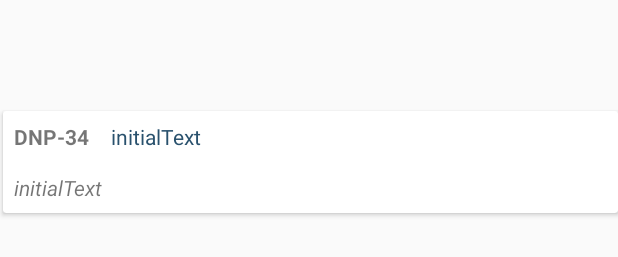
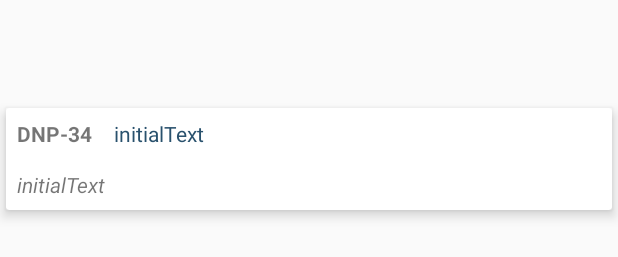
Before and after one commit to MgCoders/boro, an Android app: the layout issue_item.xml on its own in the app's theme, with its tools: preview values and no code run, on a phone screen of 412 x 824 dp. Shown: the part 459-716 px from the top of the screen. Run offline under Robolectric (Android 15) with nearby library versions, the phone set to English and light mode, and no system bars.

Commit message:
Click Issue

```diff
--- a/app/build.gradle
+++ b/app/build.gradle
@@ -16,6 +16,9 @@ android {
             minifyEnabled false
             proguardFiles getDefaultProguardFile('proguard-android.txt'), 'proguard-rules.pro'
         }
+        debug {
+            debuggable true
+        }
     }
 }
 
--- a/app/src/main/java/uy/mgcoders/boro/LoginActivity.java
+++ b/app/src/main/java/uy/mgcoders/boro/LoginActivity.java
@@ -58,11 +58,11 @@ public class LoginActivity extends Activity implements LoaderCallbacks<Cursor> {
 
         // Set up the login form.
         mHostView = (TextView) findViewById(R.id.host);
-        mHostView.setText("http://"); //TODO: ERASE
+        mHostView.setText("http://ec2-54-183-135-92.us-west-1.compute.amazonaws.com");
 
         mUserView = (AutoCompleteTextView) findViewById(R.id.user);
         populateUserAutoComplete();
-        mUserView.setText(""); //TODO: ERASE
+        mUserView.setText("raul@mgcoders.uy");
 
         mPasswordView = (EditText) findViewById(R.id.password);
         mPasswordView.setOnEditorActionListener(new TextView.OnEditorActionListener() {
--- a/app/src/main/java/uy/mgcoders/boro/util/IssueAdapter.java
+++ b/app/src/main/java/uy/mgcoders/boro/util/IssueAdapter.java
@@ -57,4 +57,6 @@ public class IssueAdapter extends RecyclerView.Adapter<RecyclerViewHolder> {
         viewHolder.state.setText(i.getState());
 
     }
+
+
 }
--- a/app/src/main/java/uy/mgcoders/boro/util/RecyclerViewHolder.java
+++ b/app/src/main/java/uy/mgcoders/boro/util/RecyclerViewHolder.java
@@ -22,5 +22,8 @@ public class RecyclerViewHolder extends RecyclerView.ViewHolder {
         summary = (TextView) itemView.findViewById(R.id.issue_summary);
         state = (TextView) itemView.findViewById(R.id.issue_state);
 
+
     }
+
+
 }
--- a/app/src/main/res/layout/issue_item.xml
+++ b/app/src/main/res/layout/issue_item.xml
@@ -1,5 +1,6 @@
 <?xml version="1.0" encoding="utf-8"?>
 <LinearLayout xmlns:android="http://schemas.android.com/apk/res/android"
+    xmlns:app="http://schemas.android.com/apk/res-auto"
     android:layout_width="fill_parent"
     android:layout_height="match_parent"
     android:orientation="horizontal">
@@ -9,11 +10,11 @@
         android:layout_width="fill_parent"
         android:layout_height="wrap_content"
         android:layout_gravity="center"
-        android:layout_marginLeft="2dp"
-        android:layout_marginTop="2dp"
-        android:clickable="true">
+        android:layout_margin="4dp"
+        android:clickable="true"
+        app:cardElevation="5dp">
 
-        <RelativeLayout
+    <RelativeLayout
             android:layout_width="fill_parent"
             android:layout_height="fill_parent">
 
```
Also changed, not shown: app/src/main/java/uy/mgcoders/boro/MainActivity.java (+14 -1 lines), app/src/main/java/uy/mgcoders/boro/util/RecyclerItemClickListener.java (added, +56 -0 lines), 1 other file.
